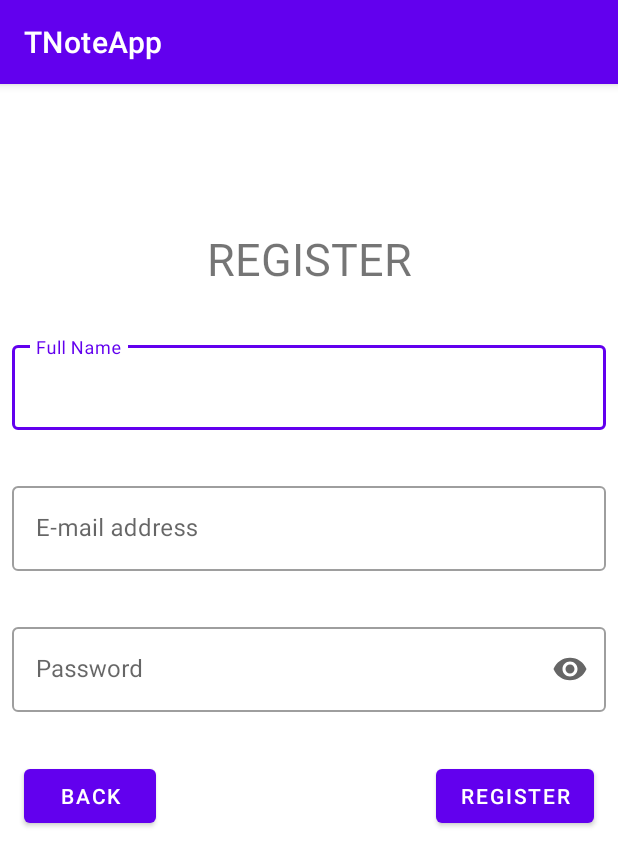
After one commit to egri-richard/TNoteApp, an Android app: the RegisterActivity screen opened directly, with no data from a screen before it, on a phone screen of 412 x 824 dp. The commit adds this screen. Shown: the top 866 px of the screen. Run offline under Robolectric (Android 15) with nearby library versions, the phone set to English and light mode, and no system bars.

Commit message:
simple register design

```diff
--- a/app/src/main/AndroidManifest.xml
+++ b/app/src/main/AndroidManifest.xml
@@ -10,12 +10,11 @@
         android:supportsRtl="true"
         android:theme="@style/Theme.TNoteApp">
         <activity
+            android:name=".RegisterActivity"
+            android:exported="false" />
+        <activity
             android:name=".LoginActivity"
             android:exported="false" />
-        <activity
-            android:name=".ui.login.LoginActivity"
-            android:exported="false"
-            android:label="@string/title_activity_login" />
         <activity
             android:name=".MainActivity"
             android:exported="true">
--- /dev/null
+++ b/app/src/main/java/com/tnote/tnoteapp/RegisterActivity.kt
@@ -0,0 +1,14 @@
+package com.tnote.tnoteapp
+
+import androidx.appcompat.app.AppCompatActivity
+import android.os.Bundle
+import com.tnote.tnoteapp.databinding.ActivityRegisterBinding
+
+class RegisterActivity : AppCompatActivity() {
+    private lateinit var binding: ActivityRegisterBinding
+    override fun onCreate(savedInstanceState: Bundle?) {
+        super.onCreate(savedInstanceState)
+        binding = ActivityRegisterBinding.inflate(layoutInflater)
+        setContentView(binding.root)
+    }
+}
--- a/app/src/main/res/layout/activity_login.xml
+++ b/app/src/main/res/layout/activity_login.xml
@@ -73,7 +73,7 @@
         app:layout_constraintTop_toBottomOf="@+id/tilEtPassword" />
 
     <Button
-        android:id="@+id/btnBackToMain"
+        android:id="@+id/btnBackFromLogin"
         android:layout_width="wrap_content"
         android:layout_height="wrap_content"
         android:layout_marginTop="32dp"
@@ -91,7 +91,7 @@
         tools:visibility="visible"
         android:layout_marginTop="32dp"
         app:layout_constraintEnd_toStartOf="@+id/btnLogin"
-        app:layout_constraintStart_toEndOf="@+id/btnBackToMain"
+        app:layout_constraintStart_toEndOf="@+id/btnBackFromLogin"
         app:layout_constraintTop_toBottomOf="@+id/tilEtPassword" />
 
 
--- /dev/null
+++ b/app/src/main/res/layout/activity_register.xml
@@ -0,0 +1,118 @@
+<?xml version="1.0" encoding="utf-8"?>
+<androidx.constraintlayout.widget.ConstraintLayout xmlns:android="http://schemas.android.com/apk/res/android"
+    xmlns:app="http://schemas.android.com/apk/res-auto"
+    xmlns:tools="http://schemas.android.com/tools"
+    android:layout_width="match_parent"
+    android:layout_height="match_parent"
+    tools:context=".RegisterActivity">
+
+    <TextView
+        android:id="@+id/tvRegisterText"
+        android:layout_width="wrap_content"
+        android:layout_height="wrap_content"
+        android:text="@string/registerCaps"
+        android:textSize="30sp"
+        android:layout_marginTop="96dp"
+        app:layout_constraintEnd_toEndOf="parent"
+        app:layout_constraintHorizontal_bias="0.5"
+        app:layout_constraintStart_toStartOf="parent"
+        app:layout_constraintTop_toTopOf="parent" />
+
+    <com.google.android.material.textfield.TextInputLayout
+        android:id="@+id/tilTvRegisterName"
+        style="@style/Widget.MaterialComponents.TextInputLayout.OutlinedBox"
+        android:layout_width="0dp"
+        android:layout_height="wrap_content"
+        android:hint="@string/name_hint"
+        app:endIconMode="clear_text"
+        android:layout_marginTop="32dp"
+        android:layout_marginStart="8dp"
+        android:layout_marginEnd="8dp"
+        app:layout_constraintEnd_toEndOf="parent"
+        app:layout_constraintHorizontal_bias="0.5"
+        app:layout_constraintStart_toStartOf="parent"
+        app:layout_constraintTop_toBottomOf="@+id/tvRegisterText">
+
+        <com.google.android.material.textfield.TextInputEditText
+            android:id="@+id/tvRegisterName"
+            android:layout_width="match_parent"
+            android:layout_height="wrap_content"
+            android:inputType="textPersonName" />
+    </com.google.android.material.textfield.TextInputLayout>
+
+    <com.google.android.material.textfield.TextInputLayout
+        android:id="@+id/tilTvRegisterEmail"
+        style="@style/Widget.MaterialComponents.TextInputLayout.OutlinedBox"
+        android:layout_width="0dp"
+        android:layout_height="wrap_content"
+        android:hint="@string/email_hint"
+        app:endIconMode="clear_text"
+        android:layout_marginTop="32dp"
+        android:layout_marginStart="8dp"
+        android:layout_marginEnd="8dp"
+        app:layout_constraintEnd_toEndOf="parent"
+        app:layout_constraintHorizontal_bias="0.5"
+        app:layout_constraintStart_toStartOf="parent"
+        app:layout_constraintTop_toBottomOf="@+id/tilTvRegisterName">
+
+        <com.google.android.material.textfield.TextInputEditText
+            android:id="@+id/tvRegisterEmail"
+            android:layout_width="match_parent"
+            android:layout_height="wrap_content"
+            android:inputType="textEmailAddress"/>
+    </com.google.android.material.textfield.TextInputLayout>
+
+    <com.google.android.material.textfield.TextInputLayout
+        android:id="@+id/tilTvRegisterPassword"
+        style="@style/Widget.MaterialComponents.TextInputLayout.OutlinedBox"
+        android:layout_width="0dp"
+        android:layout_height="wrap_content"
+        android:hint="@string/password_hint"
+        app:endIconMode="password_toggle"
+        app:layout_constraintEnd_toEndOf="parent"
+        android:layout_marginTop="32dp"
+        android:layout_marginStart="8dp"
+        android:layout_marginEnd="8dp"
+        app:layout_constraintHorizontal_bias="0.5"
+        app:layout_constraintStart_toStartOf="parent"
+        app:layout_constraintTop_toBottomOf="@+id/tilTvRegisterEmail">
+
+        <com.google.android.material.textfield.TextInputEditText
+            android:id="@+id/tvRegisterPassword"
+            android:layout_width="match_parent"
+            android:layout_height="wrap_content"
+            android:inputType="textPassword"/>
+    </com.google.android.material.textfield.TextInputLayout>
+
+    <Button
+        android:id="@+id/btnBackFromRegister"
+        android:layout_width="wrap_content"
+        android:layout_height="wrap_content"
+        android:text="@string/back"
+        android:layout_marginTop="32dp"
+        android:layout_marginStart="16dp"
+        app:layout_constraintStart_toStartOf="parent"
+        app:layout_constraintTop_toBottomOf="@+id/tilTvRegisterPassword" />
+
+    <Button
+        android:id="@+id/btnRegister"
+        android:layout_width="wrap_content"
+        android:layout_height="wrap_content"
+        android:text="@string/register"
+        android:layout_marginTop="32dp"
+        android:layout_marginEnd="16dp"
+        app:layout_constraintEnd_toEndOf="parent"
+        app:layout_constraintTop_toBottomOf="@+id/tilTvRegisterPassword" />
+
+    <ProgressBar
+        android:id="@+id/registerProgressBar"
+        style="?android:attr/progressBarStyle"
+        android:layout_width="wrap_content"
+        android:layout_height="wrap_content"
+        android:visibility="gone"
+        tools:visibility="visible"
+        android:layout_marginTop="32dp"
+        app:layout_constraintEnd_toStartOf="@+id/btnRegister"
+        app:layout_constraintStart_toEndOf="@+id/btnBackFromRegister"
+        app:layout_constraintTop_toBottomOf="@+id/tilTvRegisterPassword" />
+</androidx.constraintlayout.widget.ConstraintLayout>
--- a/app/src/main/res/values/strings.xml
+++ b/app/src/main/res/values/strings.xml
@@ -7,5 +7,7 @@
     <string name="back">Back</string>
     <string name="email_hint">E-mail address</string>
     <string name="password_hint">Password</string>
+    <string name="registerCaps">REGISTER</string>
+    <string name="name_hint">Full Name</string>
 
 </resources>
```
